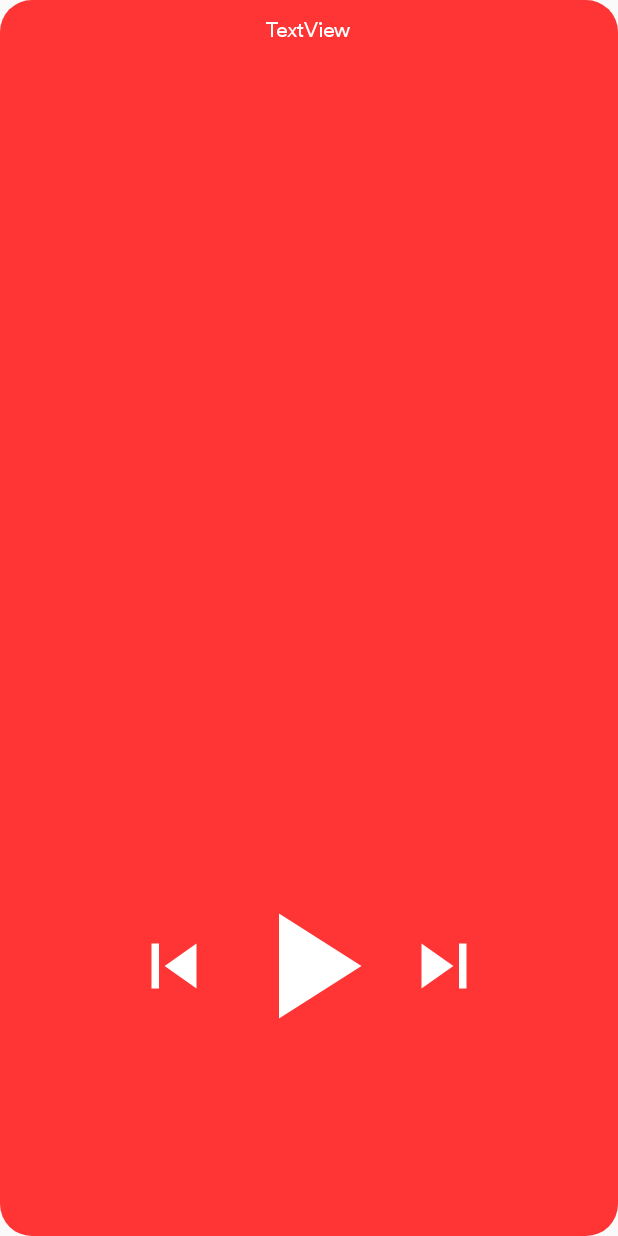
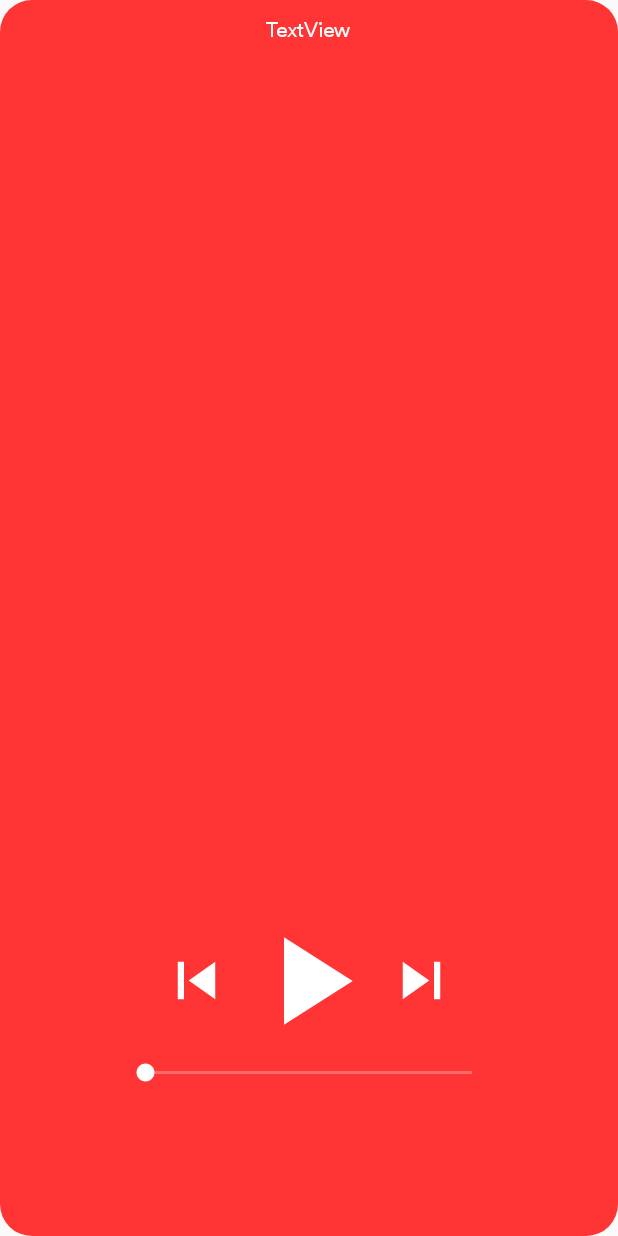
Before and after one commit to aaronh314/Musinity, an Android app: the layout player_fragment.xml on its own in the app's theme, with its tools: preview values and no code run, on a phone screen of 412 x 824 dp. Run offline under Robolectric (Android 15) with nearby library versions, the phone set to English and light mode, and no system bars.

Commit message:
add skip/pause button, threshold slider

```diff
--- a/app/src/main/res/layout/player_fragment.xml
+++ b/app/src/main/res/layout/player_fragment.xml
@@ -14,6 +14,7 @@
         tools:layout_editor_absoluteY="-16dp" />
 
     <LinearLayout
+        android:id="@+id/play_controls"
         android:layout_width="wrap_content"
         android:layout_height="wrap_content"
         android:layout_alignParentBottom="true"
@@ -60,5 +61,16 @@
         android:textAlignment="center"
         android:textColor="#FFFFFF" />
 
+    <SeekBar
+        android:id="@+id/threshold_seekBar"
+        android:layout_width="250dp"
+        android:layout_height="wrap_content"
+        android:layout_alignParentBottom="true"
+        android:layout_centerHorizontal="true"
+        android:layout_marginBottom="100dp"
+        android:thumbTint="@color/colorPrimary"
+        android:progressBackgroundTint="@color/colorPrimary"
+        android:progressTint="@color/colorPrimary"/>
+
 
 </RelativeLayout>
--- a/app/src/main/res/values/home_dimen_spacing.xml
+++ b/app/src/main/res/values/home_dimen_spacing.xml
@@ -10,6 +10,6 @@
     <dimen name="generate_button_width">210dp</dimen>
     <dimen name="generate_button_radius">35dp</dimen>
     <dimen name="note_icon_dimen">50dp</dimen>
-    <dimen name="play_dimen">120dp</dimen>
-    <dimen name="skip_dimen">60dp</dimen>
+    <dimen name="play_dimen">100dp</dimen>
+    <dimen name="skip_dimen">50dp</dimen>
 </resources>
```
Also changed, not shown: app/src/main/java/com/example/musinity/MusicGenerator.java (+1 -15 lines), app/src/main/java/com/example/musinity/NotePlayer.java (+31 -23 lines), app/src/main/java/com/example/musinity/PlayerFragment.java (+70 -10 lines), app/src/main/res/drawable/seekbar_progress.xml (added, +7 -0 lines).
